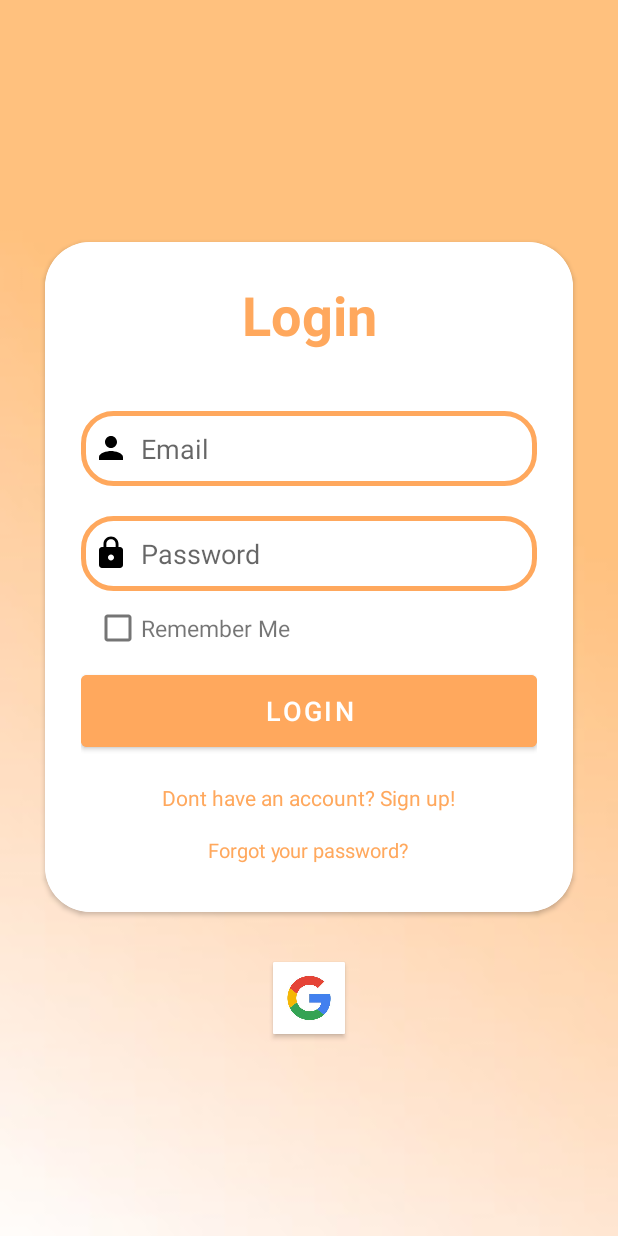
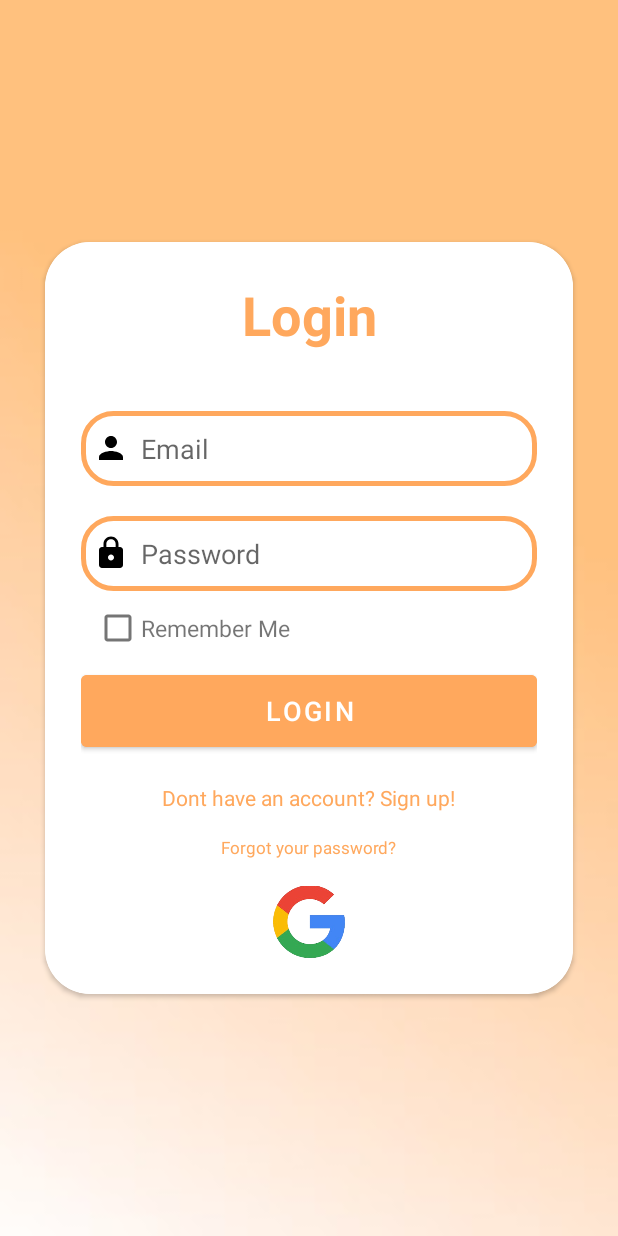
Before and after one commit to elaleksanyan/MusicalEar, an Android app: the first screen one second after launch (LoginActivity), on a phone screen of 412 x 824 dp. Run offline under Robolectric (Android 15) with nearby library versions, the phone set to English and light mode, and no system bars; our stand-ins replace Firebase (no records; nobody signed in at launch, a user with empty details on screens opened directly).

Commit message:
login.xml change

```diff
--- a/app/src/main/res/layout/login.xml
+++ b/app/src/main/res/layout/login.xml
@@ -110,32 +110,27 @@
                 android:layout_height="wrap_content"
                 android:text="Forgot your password?"
                 android:layout_gravity="center"
-                android:textSize="13sp"
+                android:textSize="11sp"
                 android:padding="8dp"
                 android:textColor="@color/orange"
                 />
 
+
+            <ImageView
+                android:id="@+id/google_btn"
+                android:layout_width="48dp"
+                android:layout_height="48dp"
+                android:src="@drawable/google_bg_r"
+                android:scaleType="centerCrop"
+                android:layout_gravity="center"
+                android:layout_marginTop="10dp"
+                />
         </LinearLayout>
 
 
     </androidx.cardview.widget.CardView>
 
-    <androidx.cardview.widget.CardView
-        android:layout_width="wrap_content"
-        android:layout_height="wrap_content"
-        app:cardCornerRadius="1dp"
-        app:cardUseCompatPadding="true"
 
-    >
 
-    <ImageView
-        android:id="@+id/google_btn"
-        android:layout_width="48dp"
-        android:layout_height="48dp"
-        android:src="@drawable/img"
-        android:scaleType="centerCrop"
-
-        />
-</androidx.cardview.widget.CardView>
 
     </LinearLayout>
```
Also changed, not shown: app/src/main/res/drawable/google_bg_r.png (added).
